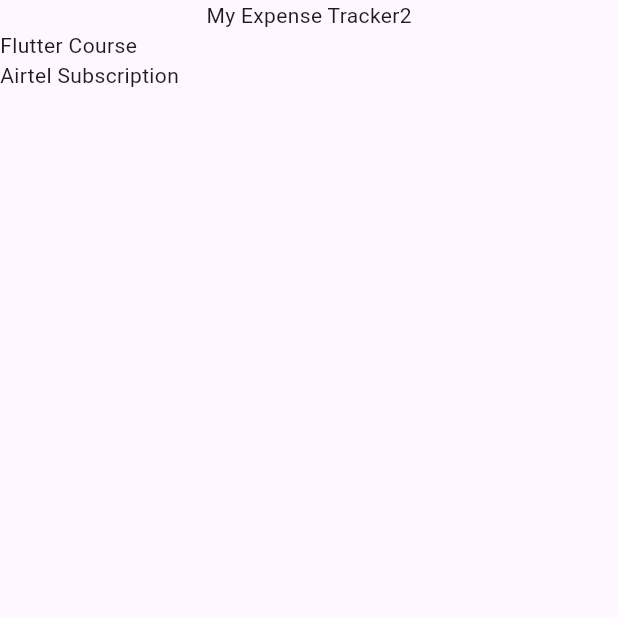
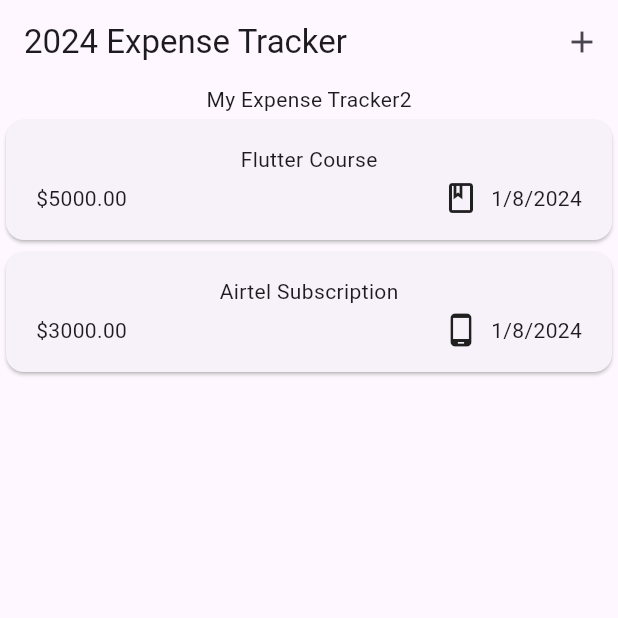
Before and after one commit to Nweke273/expense_tracker, a Flutter app: the screen it shows after launch, on a phone screen of 412 x 824 dp, the top half of it. Run offline on Flutter 3.47's test engine with Material 3 defaults, Android fonts, the phone set to English and light mode, and no system bars.

Commit message:
Feat: complete single expense row design and also appBar for accepting expense

```diff
--- a/lib/expenses.dart
+++ b/lib/expenses.dart
@@ -1,10 +1,9 @@
 import 'package:expense_tracker/models/expense.dart';
-import 'package:expense_tracker/models/expenses_list.dart';
+import 'package:expense_tracker/widgets/expenses/expense_list.dart';
 import 'package:flutter/material.dart';
 
 class Expenses extends StatefulWidget {
   const Expenses({super.key});
-
   @override
   State<Expenses> createState() {
     return _ExpensesState();
@@ -25,14 +24,26 @@ class _ExpensesState extends State<Expenses> {
         category: Category.subscription)
   ];
 
+  void _openAddExpenseOverlay() {
+    showModalBottomSheet(
+        context: context, builder: (ctx) => (const Text("Add an expense")));
+  }
+
   @override
   Widget build(BuildContext context) {
     return Scaffold(
+        appBar: AppBar(
+          title: const Text('2024 Expense Tracker'),
+          actions: [
+            IconButton(
+                onPressed: _openAddExpenseOverlay, icon: const Icon(Icons.add)),
+          ],
+        ),
         body: Column(
-      children: [
-        const Text("My Expense Tracker2"),
-        Expanded(child: ExpensesList(expenses: _registeredExpenses))
-      ],
-    ));
+          children: [
+            const Text("My Expense Tracker2"),
+            Expanded(child: ExpenseList(expenses: _registeredExpenses))
+          ],
+        ));
   }
 }
--- a/lib/models/expense.dart
+++ b/lib/models/expense.dart
@@ -1,6 +1,9 @@
+import 'package:flutter/material.dart';
+import 'package:intl/intl.dart';
 import 'package:uuid/uuid.dart';
 
 const uuid = Uuid();
+final formatter = DateFormat.yMd();
 
 enum Category {
   food,
@@ -11,6 +14,16 @@ enum Category {
   miscellaneous,
   course
 }
+
+const categoryIcons = {
+  Category.food: Icons.lunch_dining,
+  Category.stipend: Icons.money,
+  Category.transport: Icons.emoji_transportation,
+  Category.airtime: Icons.phone,
+  Category.subscription: Icons.phone_android,
+  Category.miscellaneous: Icons.emoji_transportation,
+  Category.course: Icons.book_outlined
+};
 
 class Expense {
   Expense(
@@ -24,4 +37,8 @@ class Expense {
   final double amount;
   final DateTime date;
   final Category category;
+
+  String get formattedDate {
+    return formatter.format(date);
+  }
 }
--- a/lib/models/expenses_list.dart
+++ /dev/null
@@ -1,15 +0,0 @@
-import 'package:expense_tracker/models/expense.dart';
-import 'package:flutter/widgets.dart';
-
-class ExpensesList extends StatelessWidget {
-  const ExpensesList({super.key, required this.expenses});
-  final List<Expense> expenses;
-  @override
-  Widget build(BuildContext context) {
-    return ListView.builder(
-        itemCount: expenses.length,
-        itemBuilder: (ctx, index) {
-          return Text(expenses[index].title);
-        });
-  }
-}
--- /dev/null
+++ b/lib/widgets/expenses/expense_item.dart
@@ -0,0 +1,38 @@
+import 'package:expense_tracker/models/expense.dart';
+import 'package:flutter/material.dart';
+
+class ExpenseItem extends StatelessWidget {
+  const ExpenseItem(this.expense, {super.key});
+  final Expense expense;
+  @override
+  Widget build(BuildContext context) {
+    return Card(
+      child: Padding(
+        padding: const EdgeInsets.symmetric(horizontal: 20, vertical: 16),
+        child: Column(
+          children: [
+            Text(expense.title),
+            const SizedBox(
+              height: 4,
+            ),
+            Row(
+              children: [
+                Text('\$${expense.amount.toStringAsFixed(2)}'),
+                const Spacer(),
+                Row(
+                  children: [
+                    Icon(categoryIcons[expense.category]),
+                    const SizedBox(
+                      width: 8,
+                    ),
+                    Text(expense.formattedDate),
+                  ],
+                )
+              ],
+            )
+          ],
+        ),
+      ),
+    );
+  }
+}
--- /dev/null
+++ b/lib/widgets/expenses/expense_list.dart
@@ -0,0 +1,14 @@
+import 'package:expense_tracker/models/expense.dart';
+import 'package:expense_tracker/widgets/expenses/expense_item.dart';
+import 'package:flutter/material.dart';
+
+class ExpenseList extends StatelessWidget {
+  const ExpenseList({required this.expenses, super.key});
+  final List<Expense> expenses;
+  @override
+  Widget build(BuildContext context) {
+    return (ListView.builder(
+        itemCount: expenses.length,
+        itemBuilder: (ctx, index) => ExpenseItem(expenses[index])));
+  }
+}
--- a/pubspec.yaml
+++ b/pubspec.yaml
@@ -36,6 +36,7 @@ dependencies:
   # Use with the CupertinoIcons class for iOS style icons.
   cupertino_icons: ^1.0.2
   uuid: ^4.2.2
+  intl: ^0.19.0
 
 dev_dependencies:
   flutter_test:
```
Also changed, not shown: pubspec.lock.
